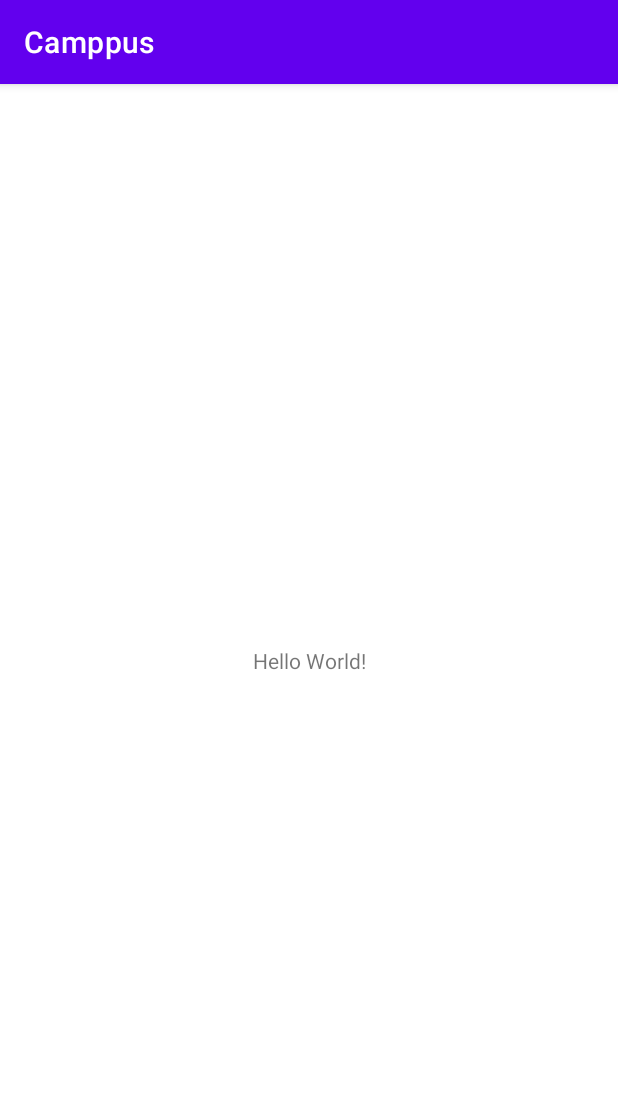
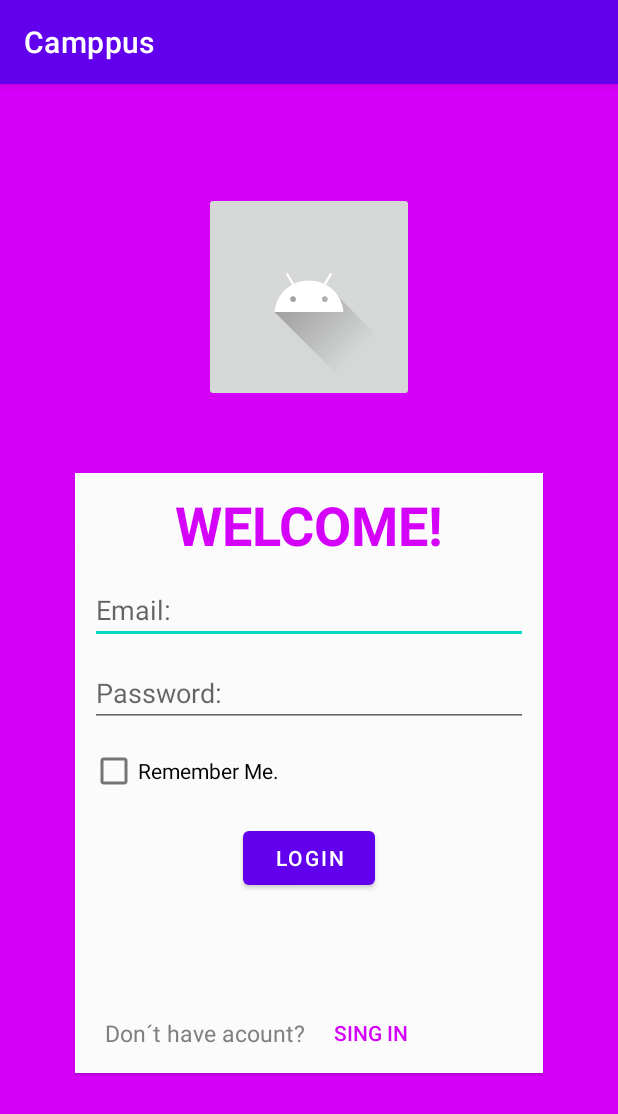
Before and after one commit to AlbertoHV23/POI, an Android app: the screen it shows after launch (MainActivity before the commit, LoginActivity after it), on a phone screen of 412 x 824 dp. Shown: the top 1114 px of the screen. Run offline under Robolectric (Android 15) with nearby library versions, the phone set to English and light mode, and no system bars.

Commit message:
Login_Activity

```diff
--- a/app/app/src/main/AndroidManifest.xml
+++ b/app/app/src/main/AndroidManifest.xml
@@ -9,7 +9,8 @@
         android:roundIcon="@mipmap/ic_launcher_round"
         android:supportsRtl="true"
         android:theme="@style/Theme.Camppus">
-        <activity android:name=".MainActivity">
+        <activity android:name=".SignInActivity"></activity>
+        <activity android:name=".LoginActivity">
             <intent-filter>
                 <action android:name="android.intent.action.MAIN" />
 
--- /dev/null
+++ b/app/app/src/main/java/com/poi/camppus/LoginActivity.kt
@@ -0,0 +1,26 @@
+package com.poi.camppus
+
+import android.content.Intent
+import androidx.appcompat.app.AppCompatActivity
+import android.os.Bundle
+import android.widget.Button
+import android.widget.TextView
+
+class LoginActivity : AppCompatActivity() {
+    override fun onCreate(savedInstanceState: Bundle?) {
+        super.onCreate(savedInstanceState)
+        setContentView(R.layout.activity_login)
+
+
+        var btn_activitySignIn = findViewById<Button>(R.id.btn_activitySignIn)
+
+        btn_activitySignIn.setOnClickListener(){
+            goToActivitySingIN()
+        }
+    }
+
+    fun goToActivitySingIN(){
+        startActivity(Intent(this,SignInActivity::class.java))
+    }
+
+}
--- a/app/app/src/main/java/com/poi/camppus/MainActivity.kt
+++ b/app/app/src/main/java/com/poi/camppus/SignInActivity.kt
@@ -3,9 +3,9 @@ package com.poi.camppus
 import androidx.appcompat.app.AppCompatActivity
 import android.os.Bundle
 
-class MainActivity : AppCompatActivity() {
+class SignInActivity : AppCompatActivity() {
     override fun onCreate(savedInstanceState: Bundle?) {
         super.onCreate(savedInstanceState)
-        setContentView(R.layout.activity_main)
+        setContentView(R.layout.activity_sign_in)
     }
 }
--- /dev/null
+++ b/app/app/src/main/res/layout/activity_login.xml
@@ -0,0 +1,122 @@
+<?xml version="1.0" encoding="utf-8"?>
+<androidx.constraintlayout.widget.ConstraintLayout xmlns:android="http://schemas.android.com/apk/res/android"
+    xmlns:app="http://schemas.android.com/apk/res-auto"
+    xmlns:tools="http://schemas.android.com/tools"
+    android:layout_width="match_parent"
+    android:layout_height="match_parent"
+    android:background="@color/Titulo"
+    tools:context=".LoginActivity">
+
+
+    <ImageButton
+        android:id="@+id/img_logo"
+        android:layout_width="140dp"
+        android:layout_height="140dp"
+        android:layout_marginTop="40dp"
+        android:layout_marginBottom="15dp"
+        android:src="@drawable/ic_launcher_foreground"
+        app:layout_constraintBottom_toTopOf="@+id/formLogin"
+        app:layout_constraintEnd_toEndOf="parent"
+        app:layout_constraintStart_toStartOf="parent"
+        app:layout_constraintTop_toTopOf="parent" />
+
+    <androidx.constraintlayout.widget.ConstraintLayout
+        android:id="@+id/formLogin"
+        android:layout_width="match_parent"
+        android:layout_height="400dp"
+        android:layout_margin="50dp"
+        android:layout_marginStart="24dp"
+        android:layout_marginTop="200dp"
+        android:layout_marginBottom="8dp"
+        android:background="@color/Backgorund_login"
+        android:elevation="1dp"
+        app:layout_constraintBottom_toBottomOf="parent"
+        app:layout_constraintStart_toStartOf="parent"
+        app:layout_constraintTop_toTopOf="parent"
+        app:layout_constraintVertical_bias="0.78">
+
+
+        <TextView
+            android:id="@+id/textView"
+            android:layout_width="wrap_content"
+            android:layout_height="wrap_content"
+            android:layout_marginTop="10dp"
+            android:text="@string/welcome_name"
+            android:textAppearance="@style/Morado_bold"
+            android:textSize="36sp"
+            app:layout_constraintEnd_toEndOf="parent"
+            app:layout_constraintStart_toStartOf="parent"
+            app:layout_constraintTop_toTopOf="parent" />
+
+        <EditText
+            android:id="@+id/txt_loginEmail"
+            android:layout_width="0dp"
+            android:layout_height="wrap_content"
+            android:layout_margin="10dp"
+            android:layout_marginTop="20dp"
+            android:ems="10"
+            android:hint="Email:"
+            android:inputType="textEmailAddress"
+            app:layout_constraintEnd_toEndOf="parent"
+            app:layout_constraintStart_toStartOf="parent"
+            app:layout_constraintTop_toBottomOf="@+id/textView" />
+
+        <EditText
+            android:id="@+id/txt_loginPassword"
+            android:layout_width="0dp"
+            android:layout_height="wrap_content"
+            android:layout_margin="10dp"
+            android:ems="10"
+            android:hint="Password:"
+            android:inputType="textPassword"
+            app:layout_constraintEnd_toEndOf="parent"
+            app:layout_constraintStart_toStartOf="parent"
+            app:layout_constraintTop_toBottomOf="@+id/txt_loginEmail" />
+
+        <CheckBox
+            android:id="@+id/checkBox_remember"
+            android:layout_width="wrap_content"
+            android:layout_height="wrap_content"
+            android:layout_marginTop="5dp"
+            android:text="@string/remember_me"
+            app:layout_constraintStart_toStartOf="@+id/txt_loginPassword"
+            app:layout_constraintTop_toBottomOf="@+id/txt_loginPassword" />
+
+        <Button
+            android:id="@+id/btn_logear"
+            android:layout_width="wrap_content"
+            android:layout_height="wrap_content"
+            android:layout_marginTop="10dp"
+            android:text="@string/btn_login"
+            app:layout_constraintEnd_toEndOf="@+id/txt_loginPassword"
+            app:layout_constraintStart_toStartOf="@+id/txt_loginPassword"
+            app:layout_constraintTop_toBottomOf="@+id/checkBox_remember" />
+
+        <TextView
+            android:id="@+id/textView3"
+            android:layout_width="wrap_content"
+            android:layout_height="wrap_content"
+            android:layout_marginStart="20dp"
+            android:layout_marginBottom="16dp"
+            android:text="@string/don_t_have_acount"
+            android:textColor="@android:color/tertiary_text_light"
+            android:textSize="15sp"
+            app:layout_constraintBottom_toBottomOf="parent"
+            app:layout_constraintStart_toStartOf="parent" />
+
+        <Button
+            android:id="@+id/btn_activitySignIn"
+            style="@style/Widget.AppCompat.Button.Borderless"
+            android:layout_width="wrap_content"
+            android:layout_height="wrap_content"
+            android:text="@string/sing_in"
+            android:textColor="@color/Titulo"
+            app:layout_constraintBottom_toBottomOf="@+id/textView3"
+            app:layout_constraintStart_toEndOf="@+id/textView3"
+            app:layout_constraintTop_toTopOf="@+id/textView3" />
+
+
+    </androidx.constraintlayout.widget.ConstraintLayout>
+
+
+</androidx.constraintlayout.widget.ConstraintLayout>
--- a/app/app/src/main/res/layout/activity_main.xml
+++ b/app/app/src/main/res/layout/activity_sign_in.xml
@@ -4,15 +4,6 @@
     xmlns:tools="http://schemas.android.com/tools"
     android:layout_width="match_parent"
     android:layout_height="match_parent"
-    tools:context=".MainActivity">
-
-    <TextView
-        android:layout_width="wrap_content"
-        android:layout_height="wrap_content"
-        android:text="Hello World!"
-        app:layout_constraintBottom_toBottomOf="parent"
-        app:layout_constraintLeft_toLeftOf="parent"
-        app:layout_constraintRight_toRightOf="parent"
-        app:layout_constraintTop_toTopOf="parent" />
+    tools:context=".SignInActivity">
 
 </androidx.constraintlayout.widget.ConstraintLayout>
--- a/app/app/src/main/res/values/colors.xml
+++ b/app/app/src/main/res/values/colors.xml
@@ -7,4 +7,8 @@
     <color name="teal_700">#FF018786</color>
     <color name="black">#FF000000</color>
     <color name="white">#FFFFFFFF</color>
+
+    <color name="Backgorund_login">#FBFBFB</color>
+    <color name="Titulo">#D500F9</color>
+
 </resources>
--- a/app/app/src/main/res/values/strings.xml
+++ b/app/app/src/main/res/values/strings.xml
@@ -1,3 +1,8 @@
 <resources>
     <string name="app_name">Camppus</string>
+    <string name="welcome_name">WELCOME!</string>
+    <string name="don_t_have_acount">Don´t have acount?</string>
+    <string name="sing_in">Sing In</string>
+    <string name="btn_login">Login</string>
+    <string name="remember_me">Remember Me.</string>
 </resources>
--- a/app/app/src/main/res/values/styles.xml
+++ b/app/app/src/main/res/values/styles.xml
@@ -1,2 +1,15 @@
 <?xml version="1.0" encoding="utf-8"?>
-<resources></resources>
+<resources>
+    <style name="Morado_bold" parent="@android:style/TextAppearance.Material.Medium">
+        <item name="android:textColor">@color/Titulo</item>
+        <item name="android:textStyle">bold</item>
+        <item name="android:textSize">20dp</item>
+    </style>
+
+    <style name="color_black" parent="@android:style/TextAppearance.Material.Medium">
+        <item name="android:textColor">@color/black</item>
+
+    </style>
+
+
+</resources>
```
